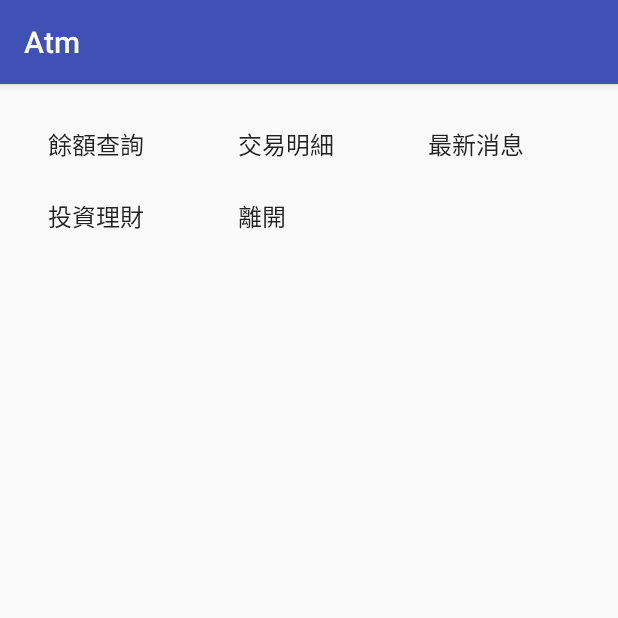
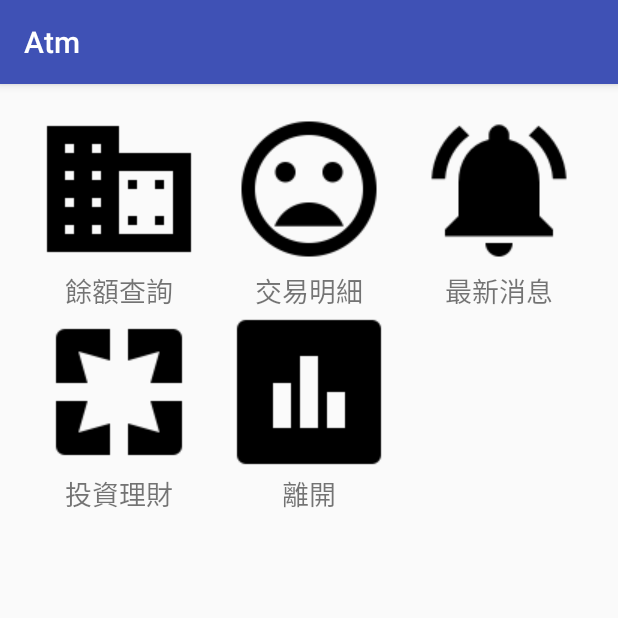
Before and after one commit to woodcut/Atm_Class, an Android app: the MainActivity screen opened directly, with no data from a screen before it, after a tap on "餘額查詢", on a phone screen of 412 x 824 dp, the top half of it. Run offline under Robolectric (Android 15) with nearby library versions, the phone set to English and light mode, and no system bars.

Commit message:
GridView客製化

```diff
--- a/app/src/main/java/com/tom/atm/MainActivity.java
+++ b/app/src/main/java/com/tom/atm/MainActivity.java
@@ -5,9 +5,12 @@ import android.support.v7.app.AppCompatActivity;
 import android.os.Bundle;
 import android.util.Log;
 import android.view.View;
+import android.view.ViewGroup;
 import android.widget.AdapterView;
 import android.widget.ArrayAdapter;
+import android.widget.BaseAdapter;
 import android.widget.GridView;
+import android.widget.ImageView;
 import android.widget.ListView;
 import android.widget.Spinner;
 import android.widget.TextView;
@@ -17,11 +20,11 @@ public class MainActivity extends AppCompatActivity implements AdapterView.OnIte
     private static final int REQUEST_LOGIN = 50;
     private static final String TAG = "MainActivity";
     boolean logon = false;
-    int[] icons = {R.drawable.ic_domain_black_36dp,
-                R.drawable.ic_mood_bad_black_36dp,
-                R.drawable.ic_notifications_active_black_36dp,
-                R.drawable.ic_pages_black_36dp,
-                R.drawable.ic_poll_black_36dp};
+    int[] icons = {R.drawable.func_balance,
+                R.drawable.func_history,
+                R.drawable.func_news,
+                R.drawable.func_finance,
+                R.drawable.func_exit};
 //    String[] func = {"AAA", "BBB", "CCC", "DDD", "EEE"};
     String[] func;
     private Spinner spinner;
@@ -34,8 +37,9 @@ public class MainActivity extends AppCompatActivity implements AdapterView.OnIte
 //        forListView();
 //        forSpinner();
         GridView grid = (GridView) findViewById(R.id.grid);
-        ArrayAdapter<CharSequence> adapter = ArrayAdapter.createFromResource(
-                this, R.array.functions, android.R.layout.simple_list_item_1);
+//        ArrayAdapter<CharSequence> adapter = ArrayAdapter.createFromResource(
+//                this, R.array.functions, android.R.layout.simple_list_item_1);
+        IconAdapter adapter = new IconAdapter();
         grid.setAdapter(adapter);
         grid.setOnItemClickListener(this);
 
@@ -109,19 +113,49 @@ public class MainActivity extends AppCompatActivity implements AdapterView.OnIte
 
     @Override
     public void onItemClick(AdapterView<?> parent, View view, int position, long id) {
-        switch (position){
-            case 0:
+        switch ((int) id){
+            case R.drawable.func_balance:
                 break;
-            case 1:
+            case R.drawable.func_history:
                 break;
-            case 2:
+            case R.drawable.func_finance:
                 break;
-            case 3:
+            case R.drawable.func_news:
                 break;
-            case 4:
+            case R.drawable.func_exit:
                 finish();
                 break;
         }
     }
+    class IconAdapter extends BaseAdapter{
 
+        @Override
+        public int getCount() {
+            return icons.length;
+        }
+
+        @Override
+        public Object getItem(int position) {
+            return func[position];
+        }
+
+        @Override
+        public long getItemId(int position) {
+            return icons[position];
+        }
+
+        @Override
+        public View getView(int position, View convertView, ViewGroup parent) {
+            if (convertView == null){
+                View view =
+                        getLayoutInflater().inflate(R.layout.func_item, null);
+                TextView tv = (TextView) view.findViewById(R.id.title);
+                ImageView iv = (ImageView) view.findViewById(R.id.icon);
+                tv.setText(func[position]);
+                iv.setImageResource(icons[position]);
+                convertView = view;
+            }
+            return convertView;
+        }
+    }
 }
--- /dev/null
+++ b/app/src/main/res/layout/func_item.xml
@@ -0,0 +1,20 @@
+<?xml version="1.0" encoding="utf-8"?>
+<LinearLayout xmlns:android="http://schemas.android.com/apk/res/android"
+    xmlns:app="http://schemas.android.com/apk/res-auto"
+    android:orientation="vertical" android:layout_width="match_parent"
+    android:layout_height="match_parent"
+    android:gravity="center_horizontal">
+
+    <ImageView
+        android:layout_width="wrap_content"
+        android:layout_height="wrap_content"
+        app:srcCompat="@drawable/func_exit"
+        android:id="@+id/icon" />
+
+    <TextView
+        android:text="TextView"
+        android:layout_width="wrap_content"
+        android:layout_height="wrap_content"
+        android:id="@+id/title"
+        android:textSize="@dimen/function" />
+</LinearLayout>
--- a/app/src/main/res/values/dimens.xml
+++ b/app/src/main/res/values/dimens.xml
@@ -3,4 +3,5 @@
     <dimen name="activity_horizontal_margin">16dp</dimen>
     <dimen name="activity_vertical_margin">16dp</dimen>
     <dimen name="fab_margin">16dp</dimen>
+    <dimen name="function">18dp</dimen>
 </resources>
```
Also changed, not shown: app/src/main/res/drawable/func_balance.png (renamed from app/src/main/res/drawable/ic_domain_black_36dp.png), app/src/main/res/drawable/func_exit.png (renamed from app/src/main/res/drawable/ic_poll_black_36dp.png), app/src/main/res/drawable/func_finance.png (renamed from app/src/main/res/drawable/ic_pages_black_36dp.png), app/src/main/res/drawable/func_history.png (renamed from app/src/main/res/drawable/ic_mood_bad_black_36dp.png), app/src/main/res/drawable/func_news.png (renamed from app/src/main/res/drawable/ic_notifications_active_black_36dp.png).
